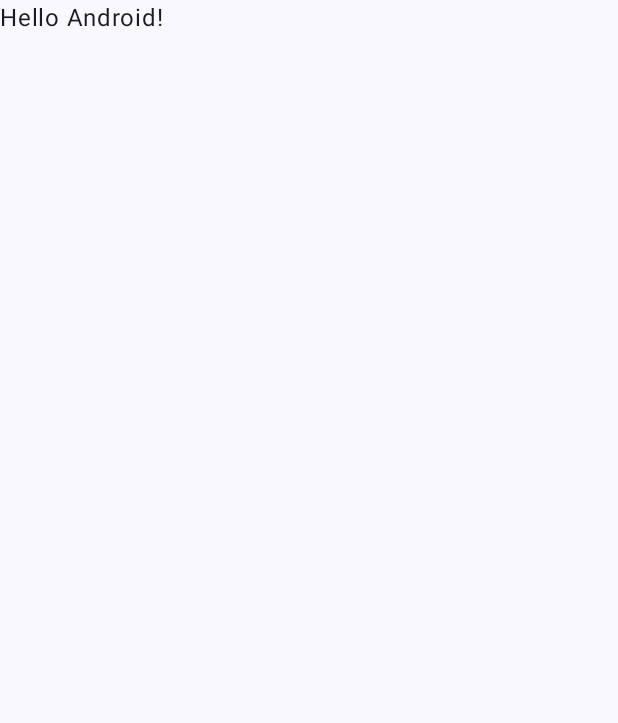
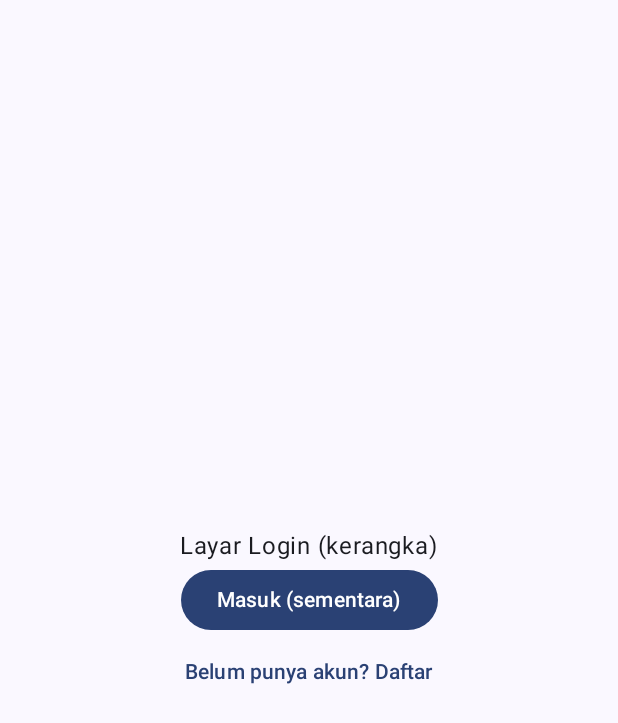
Before and after one commit to AdmajaBahari/0052_FourthWall, an Android app built with Jetpack Compose: the screen it shows after launch (MainActivity), on a phone screen of 412 x 824 dp. Before the commit the part shown is almost empty. Shown: the top 723 px of the screen. Run offline under Robolectric (Android 15) with nearby library versions, the phone set to English and light mode, and no system bars.

Commit message:
feat: tambah Navigation Compose dengan layar login, register, home

```diff
--- a/app/src/main/java/com/example/fourthwall/MainActivity.kt
+++ b/app/src/main/java/com/example/fourthwall/MainActivity.kt
@@ -7,10 +7,8 @@ import androidx.activity.enableEdgeToEdge
 import androidx.compose.foundation.layout.fillMaxSize
 import androidx.compose.foundation.layout.padding
 import androidx.compose.material3.Scaffold
-import androidx.compose.material3.Text
-import androidx.compose.runtime.Composable
 import androidx.compose.ui.Modifier
-import androidx.compose.ui.tooling.preview.Preview
+import com.example.fourthwall.ui.navigation.AppNavHost
 import com.example.fourthwall.ui.theme.FourthWallTheme
 
 class MainActivity : ComponentActivity() {
@@ -20,28 +18,9 @@ class MainActivity : ComponentActivity() {
         setContent {
             FourthWallTheme {
                 Scaffold(modifier = Modifier.fillMaxSize()) { innerPadding ->
-                    Greeting(
-                        name = "Android",
-                        modifier = Modifier.padding(innerPadding)
-                    )
+                    AppNavHost(modifier = Modifier.padding(innerPadding))
                 }
             }
         }
     }
 }
-
-@Composable
-fun Greeting(name: String, modifier: Modifier = Modifier) {
-    Text(
-        text = "Hello $name!",
-        modifier = modifier
-    )
-}
-
-@Preview(showBackground = true)
-@Composable
-fun GreetingPreview() {
-    FourthWallTheme {
-        Greeting("Android")
-    }
-}
--- a/app/src/main/java/com/example/fourthwall/ui/navigation/AppNavHost.kt
+++ b/app/src/main/java/com/example/fourthwall/ui/navigation/AppNavHost.kt
@@ -1 +1,48 @@
 package com.example.fourthwall.ui.navigation
+
+import androidx.compose.runtime.Composable
+import androidx.compose.ui.Modifier
+import androidx.navigation.NavHostController
+import androidx.navigation.compose.NavHost
+import androidx.navigation.compose.composable
+import androidx.navigation.compose.rememberNavController
+import com.example.fourthwall.ui.screen.HomeScreen
+import com.example.fourthwall.ui.screen.LoginScreen
+import com.example.fourthwall.ui.screen.RegisterScreen
+
+@Composable
+fun AppNavHost(
+    modifier: Modifier = Modifier,
+    navController: NavHostController = rememberNavController()
+) {
+    NavHost(
+        navController = navController,
+        startDestination = Routes.LOGIN,
+        modifier = modifier
+    ) {
+        composable(Routes.LOGIN) {
+            LoginScreen(
+                onLoginClick = {
+                    navController.navigate(Routes.HOME) {
+                        popUpTo(Routes.LOGIN) { inclusive = true }
+                    }
+                },
+                onGoToRegister = { navController.navigate(Routes.REGISTER) }
+            )
+        }
+        composable(Routes.REGISTER) {
+            RegisterScreen(
+                onBackToLogin = { navController.popBackStack() }
+            )
+        }
+        composable(Routes.HOME) {
+            HomeScreen(
+                onLogout = {
+                    navController.navigate(Routes.LOGIN) {
+                        popUpTo(Routes.HOME) { inclusive = true }
+                    }
+                }
+            )
+        }
+    }
+}
--- a/app/src/main/java/com/example/fourthwall/ui/navigation/Routes.kt
+++ b/app/src/main/java/com/example/fourthwall/ui/navigation/Routes.kt
@@ -1 +1,7 @@
 package com.example.fourthwall.ui.navigation
+
+object Routes {
+    const val LOGIN = "login"
+    const val REGISTER = "register"
+    const val HOME = "home"
+}
--- a/app/src/main/java/com/example/fourthwall/ui/screen/LoginScreen.kt
+++ b/app/src/main/java/com/example/fourthwall/ui/screen/LoginScreen.kt
@@ -1 +1,47 @@
 package com.example.fourthwall.ui.screen
+
+import androidx.compose.foundation.layout.Arrangement
+import androidx.compose.foundation.layout.Column
+import androidx.compose.foundation.layout.fillMaxSize
+import androidx.compose.foundation.layout.padding
+import androidx.compose.material3.Button
+import androidx.compose.material3.CircularProgressIndicator
+import androidx.compose.material3.Text
+import androidx.compose.material3.TextButton
+import androidx.compose.runtime.Composable
+import androidx.compose.runtime.getValue
+import androidx.compose.ui.Alignment
+import androidx.compose.ui.Modifier
+import androidx.compose.ui.unit.dp
+import androidx.lifecycle.compose.collectAsStateWithLifecycle
+import androidx.lifecycle.viewmodel.compose.viewModel
+import com.example.fourthwall.viewmodel.AuthViewModel
+
+@Composable
+fun LoginScreen(
+    onLoginClick: () -> Unit,
+    onGoToRegister: () -> Unit,
+    modifier: Modifier = Modifier,
+    viewModel: AuthViewModel = viewModel()
+) {
+    val uiState by viewModel.uiState.collectAsStateWithLifecycle()
+
+    Column(
+        modifier = modifier
+            .fillMaxSize()
+            .padding(16.dp),
+        verticalArrangement = Arrangement.Center,
+        horizontalAlignment = Alignment.CenterHorizontally
+    ) {
+        Text(text = "Layar Login (kerangka)")
+        if (uiState.isLoading) {
+            CircularProgressIndicator()
+        }
+        Button(onClick = onLoginClick) {
+            Text("Masuk (sementara)")
+        }
+        TextButton(onClick = onGoToRegister) {
+            Text("Belum punya akun? Daftar")
+        }
+    }
+}
```
Also changed, not shown: app/src/main/java/com/example/fourthwall/ui/screen/HomeScreen.kt (+30 -0 lines), app/src/main/java/com/example/fourthwall/ui/screen/RegisterScreen.kt (+30 -0 lines).
